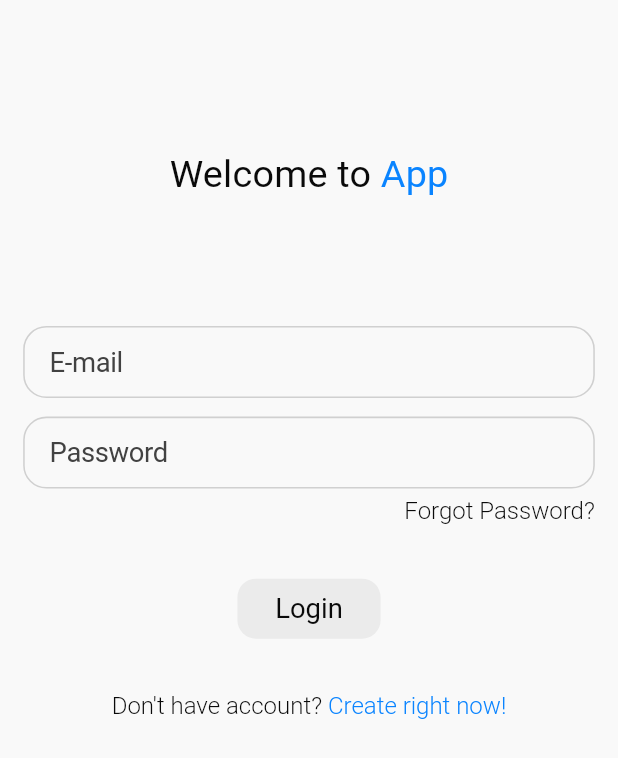
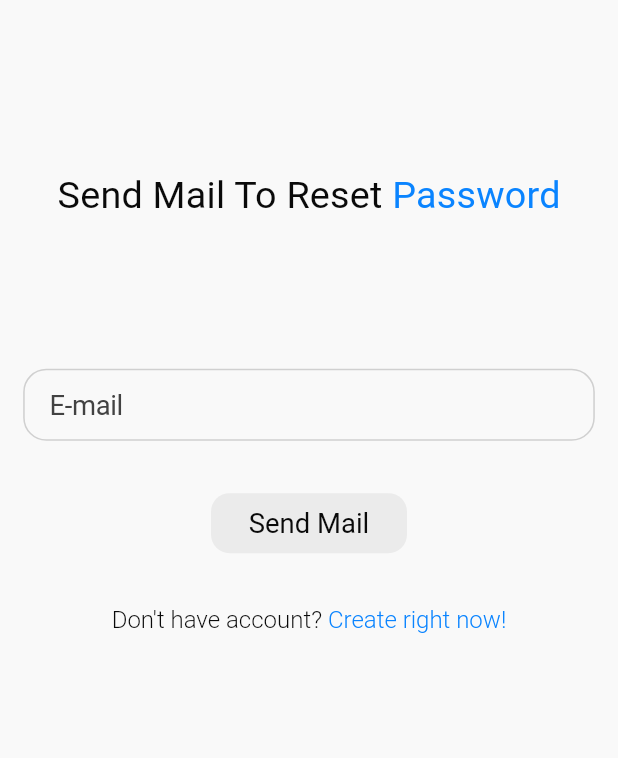
Before and after one commit to Keremovsky/speech_emotion_recognition, a Flutter app: the screen it shows after launch, after a tap on "Forgot Password?", on a phone screen of 412 x 824 dp. Shown: the top 758 px of the screen. Run offline on Flutter 3.47's test engine with Material 3 defaults, Android fonts, the phone set to English and light mode, and no system bars; our stand-ins replace auto_route, dio, easy_localization, flutter_hooks, flutter_screenutil, flutter_svg and 4 more; missing offline and left inert: audio_waveforms, cross_connectivity; project files that could hold a hidden picture were left out.

Commit message:
reset password mail view created

```diff
--- a/flutter_speech_emotion_recognition/assets/lang/en-US.json
+++ b/flutter_speech_emotion_recognition/assets/lang/en-US.json
@@ -24,6 +24,9 @@
     "alreadyHaveAccount": "Already have account?",
     "loginRightNow": "Login right now!",
 
+    "sendMailToReset": "Send Mail To Reset",
+    "sendMail":"Send Mail",
+
     "home": "Home",
     "welcome": "Welcome",
     "goToProfile": "Go to Profile",
--- a/flutter_speech_emotion_recognition/assets/lang/tr-TR.json
+++ b/flutter_speech_emotion_recognition/assets/lang/tr-TR.json
@@ -17,12 +17,16 @@
     "dontHaveAccount": "Hesabınız mı yok?",
     "createRightNow": "Hemen oluşturun!",
 
+
     "registerTo": "Kayıt Olun",
     "username": "Kullanıcı Adı",
     "passwordAgain": "Tekrardan Şifre",
     "register": "Kayıt Ol",
     "alreadyHaveAccount": "Zaten hesabınız var mı?",
     "loginRightNow": "Hemen giriş yapın!",
+
+    "sendMailToReset": "E-posta Yolla Yenilemek",
+    "sendMail":"E-posta Yolla",
 
     "home": "Ana Sayfa",
     "welcome": "Hoşgeldiniz",
--- a/flutter_speech_emotion_recognition/lib/features/auth/state/login_view_state.dart
+++ b/flutter_speech_emotion_recognition/lib/features/auth/state/login_view_state.dart
@@ -1,5 +1,3 @@
-import 'dart:developer';
-
 import 'package:auto_route/auto_route.dart';
 import 'package:flutter/material.dart';
 import 'package:flutter_speech_emotion_recognition/core/utils/validators.dart';
@@ -35,8 +33,7 @@ abstract class LoginViewState extends State<LoginView> {
   }
 
   void onForgotPasswordPressed() {
-    // TODO: implement password reset page navigation
-    log("navigate to password reset");
+    context.pushRoute(ResetPasswordMailViewRoute());
   }
 
   void onLoginButtonPressed() {
--- /dev/null
+++ b/flutter_speech_emotion_recognition/lib/features/auth/state/reset_password_mail_state.dart
@@ -0,0 +1,36 @@
+import 'dart:developer';
+
+import 'package:auto_route/auto_route.dart';
+import 'package:flutter/material.dart';
+import 'package:flutter_speech_emotion_recognition/core/utils/validators.dart';
+import 'package:flutter_speech_emotion_recognition/features/auth/view/reset_password_mail.dart';
+import 'package:flutter_speech_emotion_recognition/router/router.dart';
+
+abstract class ResetPasswordMailState extends State<ResetPasswordMailView> {
+  final GlobalKey<FormState> formKey = GlobalKey<FormState>();
+
+  late String email;
+
+  void onEmailSaved(String? value) {
+    setState(() {
+      email = value!;
+    });
+  }
+
+  String? onEmailValidate(String? value) {
+    final control = InputFieldValidator.validateEmail(value);
+    return control.toNullable()?.message;
+  }
+
+  void onSendMailPressed() {
+    if (formKey.currentState!.validate()) {
+      formKey.currentState!.save();
+      // TODO: implement e-mail control and navigate to reset password code view
+      log("navigate to reset password code view");
+    }
+  }
+
+  void onRegisterAccountPressed() {
+    context.replaceRoute(RegisterViewRoute());
+  }
+}
--- /dev/null
+++ b/flutter_speech_emotion_recognition/lib/features/auth/view/reset_password_mail.dart
@@ -0,0 +1,106 @@
+import 'package:auto_route/auto_route.dart';
+import 'package:easy_localization/easy_localization.dart';
+import 'package:flutter/gestures.dart';
+import 'package:flutter/material.dart';
+import 'package:flutter_screenutil/flutter_screenutil.dart';
+import 'package:flutter_speech_emotion_recognition/core/components/custom_button.dart';
+import 'package:flutter_speech_emotion_recognition/core/components/custom_text_field.dart';
+import 'package:flutter_speech_emotion_recognition/core/constants/colors_constants.dart';
+import 'package:flutter_speech_emotion_recognition/core/constants/size_constants.dart';
+import 'package:flutter_speech_emotion_recognition/core/extensions/context_extensions.dart';
+import 'package:flutter_speech_emotion_recognition/core/services/theme/theme_service.dart';
+import 'package:flutter_speech_emotion_recognition/features/auth/state/reset_password_mail_state.dart';
+import 'package:flutter_speech_emotion_recognition/gen/locale_keys.g.dart';
+
+@RoutePage()
+class ResetPasswordMailView extends StatefulWidget {
+  const ResetPasswordMailView({super.key});
+
+  @override
+  ResetPasswordMailState createState() => _ResetPasswordMailViewState();
+}
+
+class _ResetPasswordMailViewState extends ResetPasswordMailState {
+  @override
+  Widget build(BuildContext context) {
+    return Scaffold(
+      body: SafeArea(
+        child: Padding(
+          padding: EdgeInsets.all(SizeConstants.screenPadding),
+          child: Column(
+            children: [
+              Spacer(),
+              Text.rich(
+                TextSpan(
+                  text: "${LocaleKeys.sendMailToReset.tr()} ",
+                  style: context.titleMedium,
+                  children: [
+                    TextSpan(
+                      text: LocaleKeys.password.tr(),
+                      style: context.titleMedium?.copyWith(
+                        color:
+                            context.read<ThemeService>().isDarkTheme()
+                                ? ColorConstants.darkMain
+                                : ColorConstants.lightMain,
+                      ),
+                    ),
+                  ],
+                ),
+              ),
+              Spacer(),
+              Form(
+                key: formKey,
+                child: Column(
+                  children: [
+                    CustomTextField(
+                      onSaved: onEmailSaved,
+                      validator: onEmailValidate,
+                      hintText: LocaleKeys.email.tr(),
+                      autovalidateMode: AutovalidateMode.onUnfocus,
+                      textInputAction: TextInputAction.done,
+                    ),
+                  ],
+                ),
+              ),
+              _Gap30H(),
+              CustomButton(
+                onPressed: onSendMailPressed,
+                child: Text(LocaleKeys.sendMail.tr()),
+              ),
+              _Gap30H(),
+              Text.rich(
+                TextSpan(
+                  text: "${LocaleKeys.dontHaveAccount.tr()} ",
+                  style: context.displaySmall,
+                  children: [
+                    TextSpan(
+                      text: LocaleKeys.createRightNow.tr(),
+                      style: context.displaySmall?.copyWith(
+                        color:
+                            context.read<ThemeService>().isDarkTheme()
+                                ? ColorConstants.darkMain
+                                : ColorConstants.lightMain,
+                      ),
+                      recognizer:
+                          TapGestureRecognizer()..onTap = onRegisterAccountPressed,
+                    ),
+                  ],
+                ),
+              ),
+              Spacer(flex: 4),
+            ],
+          ),
+        ),
+      ),
+    );
+  }
+}
+
+class _Gap30H extends StatelessWidget {
+  const _Gap30H();
+
+  @override
+  Widget build(BuildContext context) {
+    return SizedBox(height: 30.h);
+  }
+}
--- a/flutter_speech_emotion_recognition/lib/router/router.dart
+++ b/flutter_speech_emotion_recognition/lib/router/router.dart
@@ -3,6 +3,7 @@ import 'dart:io';
 import 'package:flutter/material.dart';
 import 'package:flutter_speech_emotion_recognition/features/auth/view/login_view.dart';
 import 'package:flutter_speech_emotion_recognition/features/auth/view/register_view.dart';
+import 'package:flutter_speech_emotion_recognition/features/auth/view/reset_password_mail.dart';
 import 'package:flutter_speech_emotion_recognition/features/challenge/view/challenge_view.dart';
 import 'package:flutter_speech_emotion_recognition/features/home/view/home_view.dart';
 import 'package:flutter_speech_emotion_recognition/features/on_boarding/view/on_boarding_view.dart';
@@ -19,6 +20,7 @@ class AppRouter extends RootStackRouter {
     AutoRoute(page: OnBoardingViewRoute.page),
     AutoRoute(page: LoginViewRoute.page, initial: true),
     AutoRoute(page: RegisterViewRoute.page),
+    AutoRoute(page: ResetPasswordMailViewRoute.page),
     AutoRoute(page: HomeViewRoute.page, guards: [FirstEntranceGuard()]),
     AutoRoute(page: SettingsViewRoute.page),
     AutoRoute(page: ChallengeViewRoute.page),
```
Also changed, not shown: flutter_speech_emotion_recognition/lib/gen/locale_keys.g.dart, flutter_speech_emotion_recognition/lib/router/router.gr.dart.
